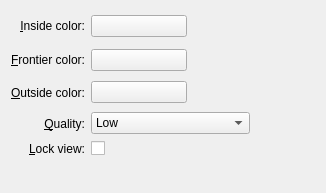
Old version of the form wallpapers/mandelbrot/config.ui in the repository KDE/kdeplasma-addons.
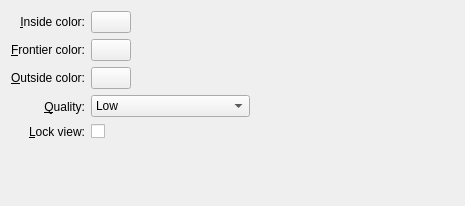
New version of the form. Custom widgets are drawn as their Qt base class.

```diff
--- a/wallpapers/mandelbrot/config.ui
+++ b/wallpapers/mandelbrot/config.ui
@@ -6,8 +6,8 @@
    <rect>
     <x>0</x>
     <y>0</y>
-    <width>326</width>
-    <height>193</height>
+    <width>465</width>
+    <height>206</height>
    </rect>
   </property>
   <property name="windowTitle">
@@ -28,6 +28,8 @@
     </widget>
    </item>
    <item row="0" column="1">
+    <layout class="QHBoxLayout" name="horizontalLayout_2">
+     <item>
     <widget class="KColorButton" name="m_color1">
      <property name="color">
       <color>
@@ -45,18 +47,20 @@
      </property>
     </widget>
    </item>
-   <item row="0" column="3" rowspan="3">
+     <item>
     <spacer name="horizontalSpacer">
      <property name="orientation">
       <enum>Qt::Horizontal</enum>
      </property>
      <property name="sizeHint" stdset="0">
       <size>
-       <width>93</width>
-       <height>95</height>
+         <width>68</width>
+         <height>18</height>
       </size>
      </property>
     </spacer>
+     </item>
+    </layout>
    </item>
    <item row="1" column="0">
     <widget class="QLabel" name="label_6">
@@ -72,6 +76,8 @@
     </widget>
    </item>
    <item row="1" column="1">
+    <layout class="QHBoxLayout" name="horizontalLayout_3">
+     <item>
     <widget class="KColorButton" name="m_color2">
      <property name="color">
       <color>
@@ -89,6 +95,21 @@
      </property>
     </widget>
    </item>
+     <item>
+      <spacer name="horizontalSpacer_3">
+       <property name="orientation">
+        <enum>Qt::Horizontal</enum>
+       </property>
+       <property name="sizeHint" stdset="0">
+        <size>
+         <width>93</width>
+         <height>18</height>
+        </size>
+       </property>
+      </spacer>
+     </item>
+    </layout>
+   </item>
    <item row="2" column="0">
     <widget class="QLabel" name="label_7">
      <property name="text">
@@ -103,6 +124,8 @@
     </widget>
    </item>
    <item row="2" column="1">
+    <layout class="QHBoxLayout" name="horizontalLayout_4">
+     <item>
     <widget class="KColorButton" name="m_color3">
      <property name="color">
       <color>
@@ -120,6 +143,21 @@
      </property>
     </widget>
    </item>
+     <item>
+      <spacer name="horizontalSpacer_4">
+       <property name="orientation">
+        <enum>Qt::Horizontal</enum>
+       </property>
+       <property name="sizeHint" stdset="0">
+        <size>
+         <width>93</width>
+         <height>13</height>
+        </size>
+       </property>
+      </spacer>
+     </item>
+    </layout>
+   </item>
    <item row="3" column="0">
     <widget class="QLabel" name="label_8">
      <property name="text">
@@ -133,7 +171,7 @@
      </property>
     </widget>
    </item>
-   <item row="3" column="1" colspan="3">
+   <item row="3" column="1">
     <layout class="QHBoxLayout" name="horizontalLayout">
      <item>
       <widget class="KComboBox" name="m_quality">
@@ -205,7 +243,7 @@
      </property>
     </widget>
    </item>
-   <item row="5" column="2">
+   <item row="5" column="0">
     <spacer name="verticalSpacer">
      <property name="orientation">
       <enum>Qt::Vertical</enum>
```
Lines whose indentation alone changed are shown as unchanged.
